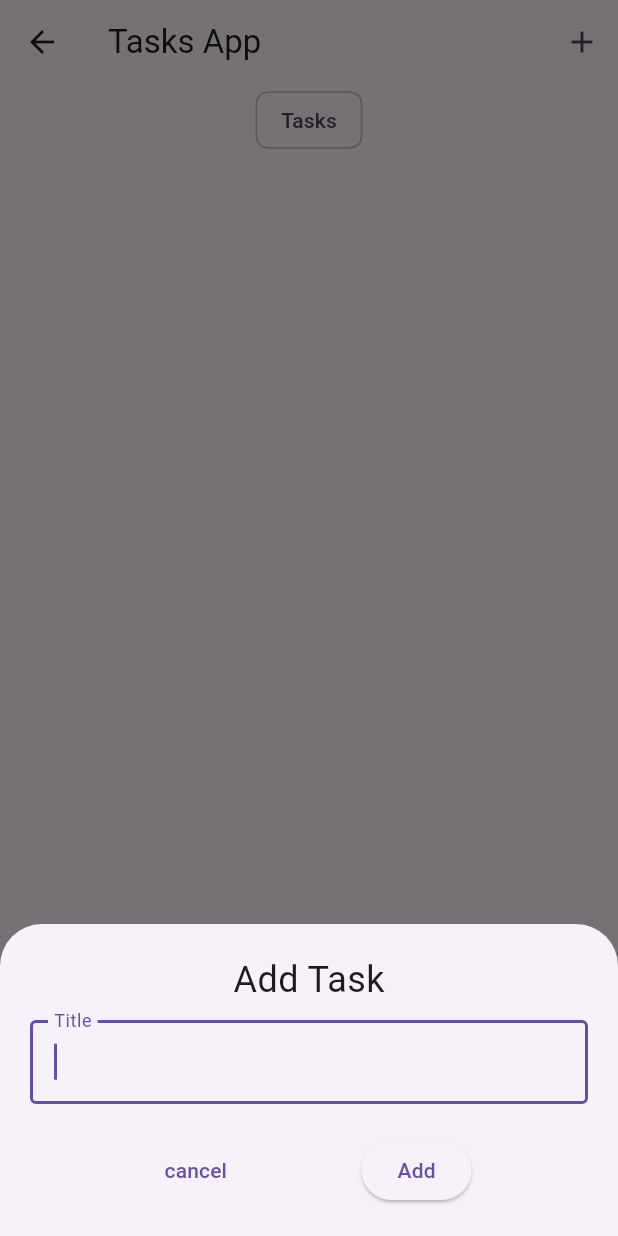
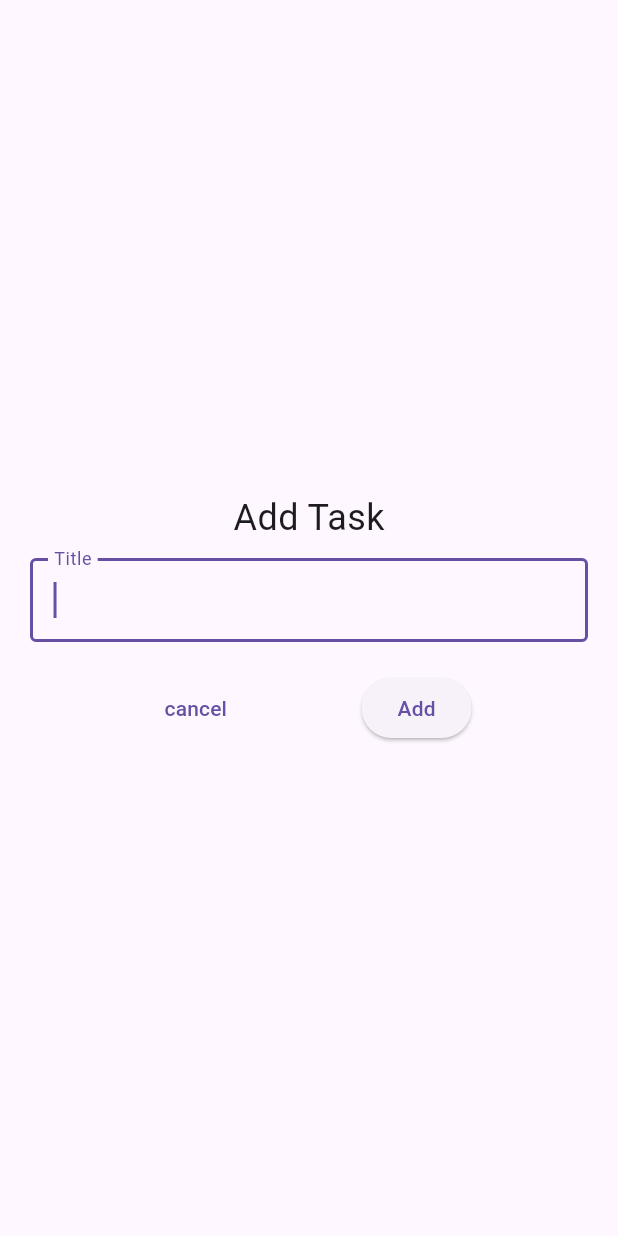
Before and after one commit to HarikrashnaParikh/TodoApp_Flutter_Bloc_MVVM, a Flutter app: the TasksScreen screen opened by its route, after a tap on the "add" icon, on a phone screen of 412 x 824 dp. Run offline on Flutter 3.47's test engine with Material 3 defaults, Android fonts, the phone set to English and light mode, and no system bars; our stand-ins replace auto_route, bloc, equatable, firebase_auth, firebase_core, flutter_bloc and 1 more; accounts and stored records are empty; generated files the repository leaves out were written again.

Commit message:
Added new screen for Creating new Task

```diff
--- a/lib/view/add_task_screen.dart
+++ b/lib/view/add_task_screen.dart
@@ -13,26 +13,28 @@ class AddTaskScreen extends StatelessWidget {
   @override
   Widget build(BuildContext context) {
     TextEditingController titleController = TextEditingController();
-    return Container(
-      padding: const EdgeInsets.all(20),
+    return Scaffold(
+      body: Container(
+        padding: EdgeInsets.all(20),
         child: Column(
+          mainAxisAlignment: MainAxisAlignment.center,
           children: [
-          const Text(
+            Text(
               'Add Task',
               style: TextStyle(fontSize: 24),
             ),
-          const SizedBox(
+            SizedBox(
               height: 10,
             ),
             TextFormField(
               autofocus: true,
               controller: titleController,
-            decoration: const InputDecoration(
+              decoration: InputDecoration(
                 label: Text('Title'),
                 border: OutlineInputBorder(),
               ),
             ),
-          const SizedBox(
+            SizedBox(
               height: 20,
             ),
             Row(
@@ -40,27 +42,26 @@ class AddTaskScreen extends StatelessWidget {
               children: [
                 TextButton(
                   onPressed: () => Navigator.pop(context),
-                child: const Text('cancel'),
+                  child: Text('cancel'),
                 ),
                 ElevatedButton(
                   onPressed: () {
-                  const uuid = Uuid();
+                    final uuid = Uuid();
                     String userId = uuid.v4();
                     var task = Task(
                       title: titleController.text,
                       id: userId,
-                    isDone: false,
-                    isDeleted: false,
                     );
                     context.read<TaskCubit>().addTask(task);
                     Navigator.pop(context);
                   },
-                child: const Text('Add'),
+                  child: Text('Add'),
                 ),
               ],
             ),
           ],
         ),
+      ),
     );
   }
 }
--- a/lib/view/tasksScreen.dart
+++ b/lib/view/tasksScreen.dart
@@ -1,6 +1,8 @@
 import 'package:auto_route/annotations.dart';
+import 'package:auto_route/auto_route.dart';
 import 'package:flutter/material.dart';
 import 'package:todo_app_with_firebase/model/task.dart';
+import 'package:todo_app_with_firebase/routes/routes_import.gr.dart';
 import 'package:todo_app_with_firebase/view/tasks_list.dart';
 import 'package:todo_app_with_firebase/view_model/bloc_exports.dart';
 
@@ -15,18 +17,6 @@ class TasksScreen extends StatefulWidget {
 }
 
 class _TasksScreenState extends State<TasksScreen> {
-  void _addTask(BuildContext context) {
-    showModalBottomSheet(
-      isScrollControlled: true,
-      context: context,
-      builder: (context) => SingleChildScrollView(
-        child: Container(
-            padding: EdgeInsets.only(
-                bottom: MediaQuery.of(context).viewInsets.bottom),
-            child: const AddTaskScreen()),
-      ),
-    );
-  }
 
   @override
   Widget build(BuildContext context) {
@@ -40,7 +30,7 @@ class _TasksScreenState extends State<TasksScreen> {
             title: const Text('Tasks App'),
             actions: [
               IconButton(
-                  onPressed: () => _addTask(context),
+                  onPressed: () => AutoRouter.of(context).push(AddTaskScreenRoute()),
                   icon: const Icon(Icons.add)),
             ],
           ),
@@ -58,7 +48,7 @@ class _TasksScreenState extends State<TasksScreen> {
             ],
           ),
           floatingActionButton: FloatingActionButton(
-            onPressed: () => _addTask(context),
+            onPressed: () => AutoRouter.of(context).push(AddTaskScreenRoute()),
             tooltip: "Add Task",
             child: const Icon(Icons.add),
           ),
--- a/pubspec.yaml
+++ b/pubspec.yaml
@@ -25,7 +25,8 @@ dependencies:
   firebase_auth: ^4.14.1
   firebase_core: ^2.23.0
   auto_route: ^7.8.4
-
+  objectbox: ^2.3.1
+  objectbox_flutter_libs: ^2.3.1
 
   # The following adds the Cupertino Icons font to your application.
   # Use with the CupertinoIcons class for iOS style icons.
@@ -36,7 +37,7 @@ dev_dependencies:
     sdk: flutter
   build_runner: ^2.4.6
   auto_route_generator: ^7.3.2
-
+  objectbox_generator: ^2.3.1
 
   # The "flutter_lints" package below contains a set of recommended lints to
   # encourage good coding practices. The lint set provided by the package is
```
Lines whose indentation alone changed are shown as unchanged.
